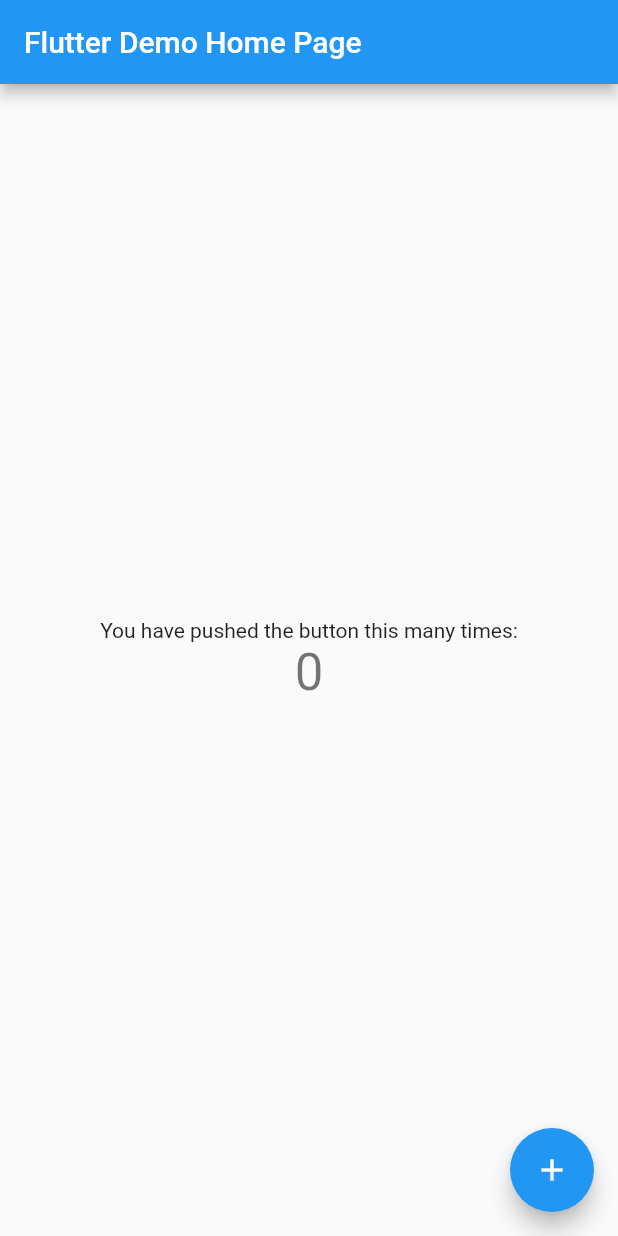
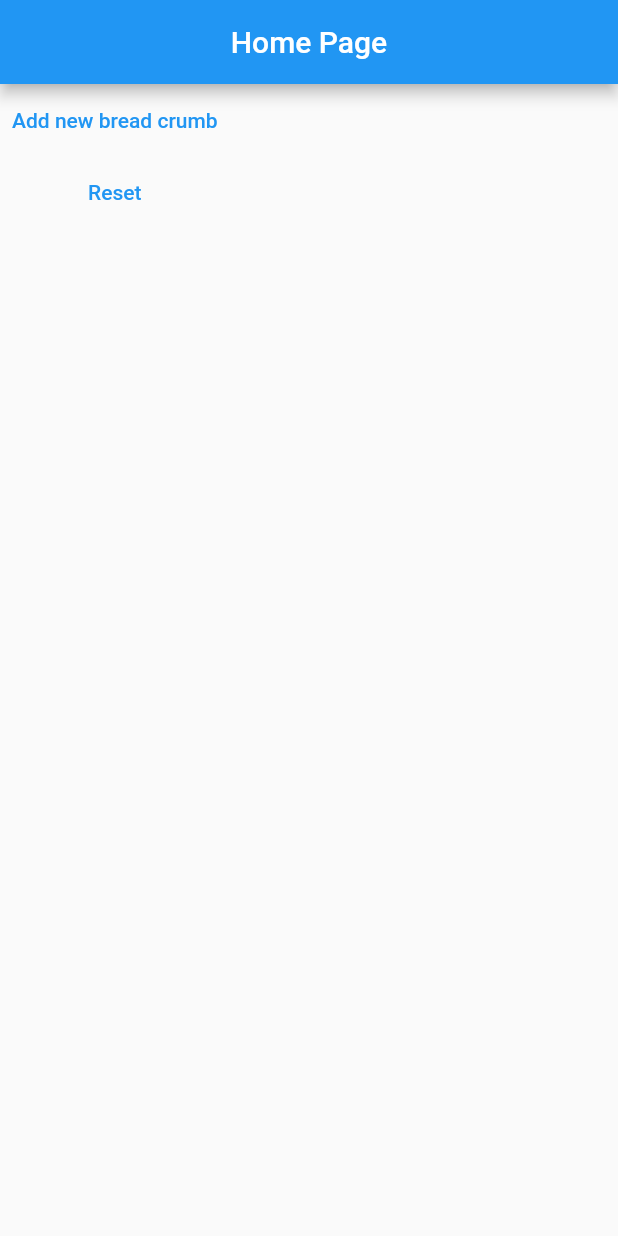
Before and after one commit to AlanContrerasM/testingprovider_course, a Flutter app: the screen it shows after launch, on a phone screen of 412 x 824 dp. Run offline on Flutter 3.47's test engine with Material 2 defaults, Android fonts, the phone set to English and light mode, and no system bars.

Commit message:
Basic Provider app

```diff
--- a/lib/main.dart
+++ b/lib/main.dart
@@ -1,115 +1,193 @@
+import 'dart:collection';
 import 'package:flutter/material.dart';
+import 'package:provider/provider.dart';
+import 'package:uuid/uuid.dart';
 
 void main() {
-  runApp(const MyApp());
+  runApp(
+    //4. wrap with notifierProvider
+    ChangeNotifierProvider(
+      create: (_) => BreadCrumbProvider(),
+      child: MaterialApp(
+        title: 'Flutter Demo',
+        debugShowCheckedModeBanner: false,
+        theme: ThemeData(
+          primarySwatch: Colors.blue,
+        ),
+        home: const MyHomePage(),
+        routes: {
+          '/new': (context) => const NewBreadCrumbWidget(),
+        },
+      ),
+    ),
+  );
 }
 
-class MyApp extends StatelessWidget {
-  const MyApp({Key? key}) : super(key: key);
+// 1
+class BreadCrumb {
+  bool isActive;
+  final String name;
+  final String uuid;
 
-  // This widget is the root of your application.
+  BreadCrumb({
+    required this.isActive,
+    required this.name,
+  }) : uuid = const Uuid().v4();
+
+  void activate() {
+    isActive = true;
+  }
+
+  @override
+  bool operator ==(covariant BreadCrumb other) => uuid == other.uuid;
+
+  @override
+  int get hashCode => uuid.hashCode;
+
+  String get title => name + (isActive ? ' > ' : '');
+}
+
+//2.
+class BreadCrumbProvider extends ChangeNotifier {
+  final List<BreadCrumb> _items = [];
+  //read only version of a list
+  UnmodifiableListView<BreadCrumb> get items => UnmodifiableListView(_items);
+
+  void add(BreadCrumb breadCrumb) {
+    for (final item in _items) {
+      item.activate();
+    }
+    _items.add(breadCrumb);
+    notifyListeners();
+  }
+
+  void reset() {
+    _items.clear();
+    notifyListeners();
+  }
+}
+
+//3.
+//with a callback
+typedef OnBreadCrumbTapped = void Function(BreadCrumb);
+
+class BreadCrumbsWidget extends StatelessWidget {
+  final OnBreadCrumbTapped onTapped;
+  final UnmodifiableListView<BreadCrumb> breadCrumbs;
+  const BreadCrumbsWidget({
+    Key? key,
+    required this.breadCrumbs,
+    required this.onTapped,
+  }) : super(key: key);
+
   @override
   Widget build(BuildContext context) {
-    return MaterialApp(
-      title: 'Flutter Demo',
-      theme: ThemeData(
-        // This is the theme of your application.
-        //
-        // Try running your application with "flutter run". You'll see the
-        // application has a blue toolbar. Then, without quitting the app, try
-        // changing the primarySwatch below to Colors.green and then invoke
-        // "hot reload" (press "r" in the console where you ran "flutter run",
-        // or simply save your changes to "hot reload" in a Flutter IDE).
-        // Notice that the counter didn't reset back to zero; the application
-        // is not restarted.
-        primarySwatch: Colors.blue,
-      ),
-      home: const MyHomePage(title: 'Flutter Demo Home Page'),
+    return Wrap(
+      children: breadCrumbs.map(
+        (breadCrumb) {
+          return GestureDetector(
+            onTap: () {
+              onTapped(breadCrumb);
+            },
+            child: Text(
+              breadCrumb.title,
+              style: TextStyle(
+                color: breadCrumb.isActive ? Colors.blue : Colors.black,
+              ),
+            ),
+          );
+        },
+      ).toList(),
     );
   }
 }
 
-class MyHomePage extends StatefulWidget {
-  const MyHomePage({Key? key, required this.title}) : super(key: key);
-
-  // This widget is the home page of your application. It is stateful, meaning
-  // that it has a State object (defined below) that contains fields that affect
-  // how it looks.
-
-  // This class is the configuration for the state. It holds the values (in this
-  // case the title) provided by the parent (in this case the App widget) and
-  // used by the build method of the State. Fields in a Widget subclass are
-  // always marked "final".
-
-  final String title;
+class MyHomePage extends StatelessWidget {
+  const MyHomePage({Key? key}) : super(key: key);
 
   @override
-  State<MyHomePage> createState() => _MyHomePageState();
+  Widget build(BuildContext context) {
+    return Scaffold(
+      appBar: AppBar(
+        centerTitle: true,
+        title: const Text('Home Page'),
+      ),
+      body: Column(
+        children: [
+          Consumer<BreadCrumbProvider>(
+            builder: (context, value, child) {
+              return BreadCrumbsWidget(
+                breadCrumbs: value.items,
+                onTapped: (breadCrumb) {},
+              );
+            },
+          ),
+          TextButton(
+            onPressed: () {
+              Navigator.of(context).pushNamed(
+                '/new',
+              );
+            },
+            child: const Text("Add new bread crumb"),
+          ),
+          TextButton(
+            onPressed: () {
+              //read is just a snapshot, usualy for one way communication
+              context.read<BreadCrumbProvider>().reset();
+            },
+            child: const Text("Reset"),
+          ),
+        ],
+      ),
+    );
+  }
 }
 
-class _MyHomePageState extends State<MyHomePage> {
-  int _counter = 0;
+class NewBreadCrumbWidget extends StatefulWidget {
+  const NewBreadCrumbWidget({Key? key}) : super(key: key);
 
-  void _incrementCounter() {
-    setState(() {
-      // This call to setState tells the Flutter framework that something has
-      // changed in this State, which causes it to rerun the build method below
-      // so that the display can reflect the updated values. If we changed
-      // _counter without calling setState(), then the build method would not be
-      // called again, and so nothing would appear to happen.
-      _counter++;
-    });
+  @override
+  State<NewBreadCrumbWidget> createState() => _NewBreadCrumbWidgetState();
+}
+
+class _NewBreadCrumbWidgetState extends State<NewBreadCrumbWidget> {
+  late final TextEditingController _controller;
+  @override
+  void initState() {
+    _controller = TextEditingController();
+    super.initState();
+  }
+
+  @override
+  void dispose() {
+    _controller.dispose();
+    super.dispose();
   }
 
   @override
   Widget build(BuildContext context) {
-    // This method is rerun every time setState is called, for instance as done
-    // by the _incrementCounter method above.
-    //
-    // The Flutter framework has been optimized to make rerunning build methods
-    // fast, so that you can just rebuild anything that needs updating rather
-    // than having to individually change instances of widgets.
     return Scaffold(
-      appBar: AppBar(
-        // Here we take the value from the MyHomePage object that was created by
-        // the App.build method, and use it to set our appbar title.
-        title: Text(widget.title),
-      ),
-      body: Center(
-        // Center is a layout widget. It takes a single child and positions it
-        // in the middle of the parent.
-        child: Column(
-          // Column is also a layout widget. It takes a list of children and
-          // arranges them vertically. By default, it sizes itself to fit its
-          // children horizontally, and tries to be as tall as its parent.
-          //
-          // Invoke "debug painting" (press "p" in the console, choose the
-          // "Toggle Debug Paint" action from the Flutter Inspector in Android
-          // Studio, or the "Toggle Debug Paint" command in Visual Studio Code)
-          // to see the wireframe for each widget.
-          //
-          // Column has various properties to control how it sizes itself and
-          // how it positions its children. Here we use mainAxisAlignment to
-          // center the children vertically; the main axis here is the vertical
-          // axis because Columns are vertical (the cross axis would be
-          // horizontal).
-          mainAxisAlignment: MainAxisAlignment.center,
-          children: <Widget>[
-            const Text(
-              'You have pushed the button this many times:',
-            ),
-            Text(
-              '$_counter',
-              style: Theme.of(context).textTheme.headline4,
-            ),
-          ],
+      appBar: AppBar(title: const Text("Add new Bread Crumb")),
+      body: Column(children: [
+        TextField(
+          controller: _controller,
+          decoration: const InputDecoration(
+            hintText: "Enter a new bread crumb here...",
+          ),
         ),
-      ),
-      floatingActionButton: FloatingActionButton(
-        onPressed: _incrementCounter,
-        tooltip: 'Increment',
-        child: const Icon(Icons.add),
-      ), // This trailing comma makes auto-formatting nicer for build methods.
+        TextButton(
+          onPressed: () {
+            final text = _controller.text;
+            final breadCrumb = BreadCrumb(
+              isActive: false,
+              name: text,
+            );
+            context.read<BreadCrumbProvider>().add(breadCrumb);
+            Navigator.of(context).pop();
+          },
+          child: const Text("Add"),
+        ),
+      ]),
     );
   }
 }
--- a/pubspec.yaml
+++ b/pubspec.yaml
@@ -34,6 +34,8 @@
   # The following adds the Cupertino Icons font to your application.
   # Use with the CupertinoIcons class for iOS style icons.
   cupertino_icons: ^1.0.2
+  provider: ^6.0.2
+  uuid: ^3.0.6
 
 dev_dependencies:
   flutter_test:
```
Also changed, not shown: instructions.txt (added, +14 -0 lines), pubspec.lock, 1 other file.
